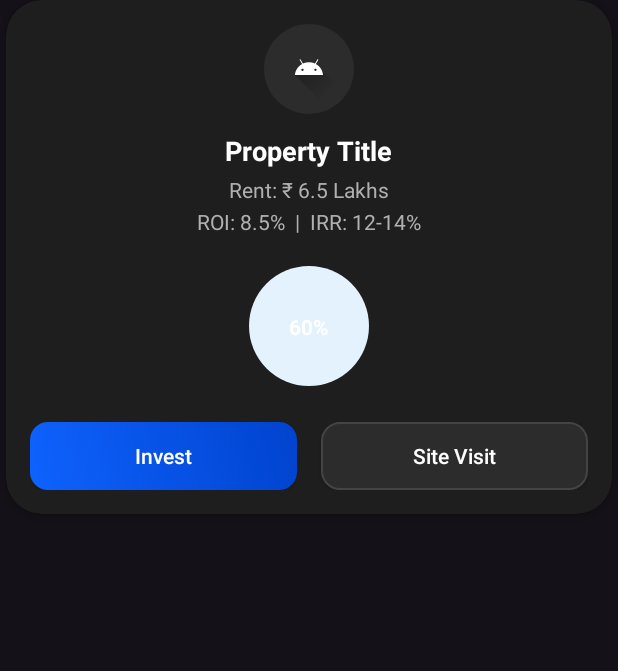
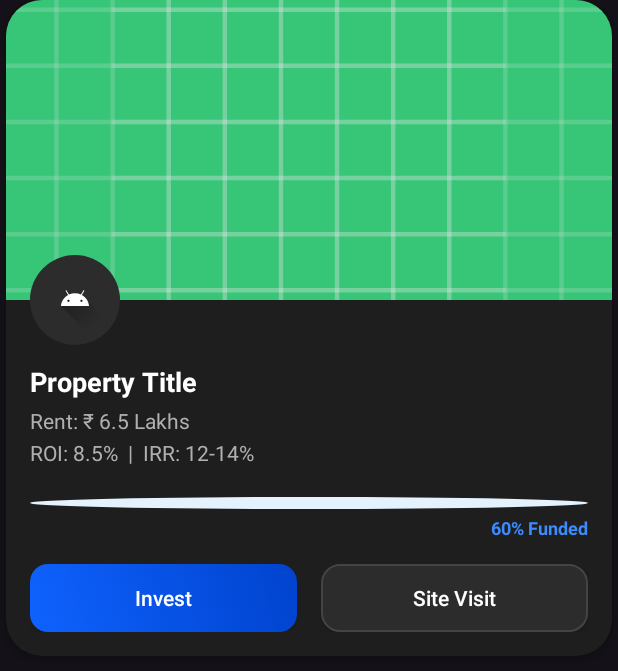
Before and after one commit to RITESHKUMAR7488/eStake, an Android app: the layout item_property_card.xml on its own in the app's theme, with its tools: preview values and no code run, on a phone screen of 412 x 824 dp. Shown: the top 671 px of the screen. Run offline under Robolectric (Android 15) with nearby library versions, the phone set to English and light mode, and no system bars.

Commit message:
Main Module story and property feature done

```diff
--- a/app/src/main/res/layout/item_property_card.xml
+++ b/app/src/main/res/layout/item_property_card.xml
@@ -13,7 +13,22 @@
     <androidx.constraintlayout.widget.ConstraintLayout
         android:layout_width="match_parent"
         android:layout_height="wrap_content"
-        android:padding="16dp">
+        android:paddingBottom="16dp"> <ImageView
+        android:id="@+id/ivPropertyImage"
+        android:layout_width="match_parent"
+        android:layout_height="200dp"
+        android:scaleType="centerCrop"
+        android:src="@drawable/ic_launcher_background"
+        app:layout_constraintTop_toTopOf="parent"
+        app:layout_constraintStart_toStartOf="parent"
+        app:layout_constraintEnd_toEndOf="parent"/>
+
+        <View
+            android:layout_width="match_parent"
+            android:layout_height="200dp"
+            android:background="#1A000000"
+            app:layout_constraintTop_toTopOf="@+id/ivPropertyImage"
+            app:layout_constraintBottom_toBottomOf="@+id/ivPropertyImage"/>
 
         <ImageView
             android:id="@+id/ivTenantLogo"
@@ -23,19 +38,20 @@
             android:background="@drawable/circle_light_primary"
             android:backgroundTint="@color/bg_input"
             android:padding="8dp"
-            app:layout_constraintTop_toTopOf="parent"
+            android:layout_marginStart="16dp"
+            android:layout_marginTop="-30dp"
             app:layout_constraintStart_toStartOf="parent"
-            app:layout_constraintEnd_toEndOf="parent"/>
-
+            app:layout_constraintTop_toBottomOf="@+id/ivPropertyImage"/>
         <TextView
             android:id="@+id/tvTitle"
-            android:layout_width="wrap_content"
+            android:layout_width="0dp"
             android:layout_height="wrap_content"
             android:text="Property Title"
             android:textSize="18sp"
             android:textStyle="bold"
             android:textColor="@color/text_primary"
             android:layout_marginTop="12dp"
+            android:layout_marginHorizontal="16dp"
             app:layout_constraintTop_toBottomOf="@+id/ivTenantLogo"
             app:layout_constraintStart_toStartOf="parent"
             app:layout_constraintEnd_toEndOf="parent"/>
@@ -48,9 +64,9 @@
             android:textSize="14sp"
             android:textColor="@color/text_secondary"
             android:layout_marginTop="4dp"
+            android:layout_marginStart="16dp"
             app:layout_constraintTop_toBottomOf="@+id/tvTitle"
-            app:layout_constraintStart_toStartOf="parent"
-            app:layout_constraintEnd_toEndOf="parent"/>
+            app:layout_constraintStart_toStartOf="parent"/>
 
         <TextView
             android:id="@+id/tvRoiLabel"
@@ -60,39 +76,43 @@
             android:textSize="14sp"
             android:textColor="@color/text_secondary"
             android:layout_marginTop="2dp"
+            android:layout_marginStart="16dp"
             app:layout_constraintTop_toBottomOf="@+id/tvRentLabel"
-            app:layout_constraintStart_toStartOf="parent"
-            app:layout_constraintEnd_toEndOf="parent"/>
+            app:layout_constraintStart_toStartOf="parent"/>
 
         <ProgressBar
             android:id="@+id/progressBar"
             style="?android:attr/progressBarStyleHorizontal"
-            android:layout_width="80dp"
-            android:layout_height="80dp"
+            android:layout_width="match_parent"
+            android:layout_height="8dp"
             android:progress="60"
             android:progressDrawable="@drawable/circle_light_primary"
             android:layout_marginTop="20dp"
+            android:layout_marginHorizontal="16dp"
             app:layout_constraintTop_toBottomOf="@+id/tvRoiLabel"
             app:layout_constraintStart_toStartOf="parent"
             app:layout_constraintEnd_toEndOf="parent"/>
 
         <TextView
+            android:id="@+id/tvFundedPercent"
             android:layout_width="wrap_content"
             android:layout_height="wrap_content"
-            android:text="60%"
+            android:text="60% Funded"
+            android:textSize="12sp"
             android:textStyle="bold"
-            android:textColor="@color/text_primary"
-            app:layout_constraintTop_toTopOf="@+id/progressBar"
-            app:layout_constraintBottom_toBottomOf="@+id/progressBar"
-            app:layout_constraintStart_toStartOf="@+id/progressBar"
-            app:layout_constraintEnd_toEndOf="@+id/progressBar"/>
+            android:textColor="@color/brand_primary"
+            android:layout_marginTop="4dp"
+            android:layout_marginEnd="16dp"
+            app:layout_constraintTop_toBottomOf="@+id/progressBar"
+            app:layout_constraintEnd_toEndOf="parent"/>
 
         <LinearLayout
             android:layout_width="match_parent"
             android:layout_height="wrap_content"
             android:orientation="horizontal"
-            android:layout_marginTop="24dp"
-            app:layout_constraintTop_toBottomOf="@+id/progressBar">
+            android:layout_marginTop="16dp"
+            android:paddingHorizontal="16dp"
+            app:layout_constraintTop_toBottomOf="@+id/tvFundedPercent">
 
             <androidx.appcompat.widget.AppCompatButton
                 android:id="@+id/btnInvest"
```
Also changed, not shown: app/src/main/java/com/example/estake/mainModule/adapters/PropertyAdapter.kt (+15 -6 lines), app/src/main/java/com/example/estake/mainModule/uis/HomeFragment.kt (+121 -38 lines).
